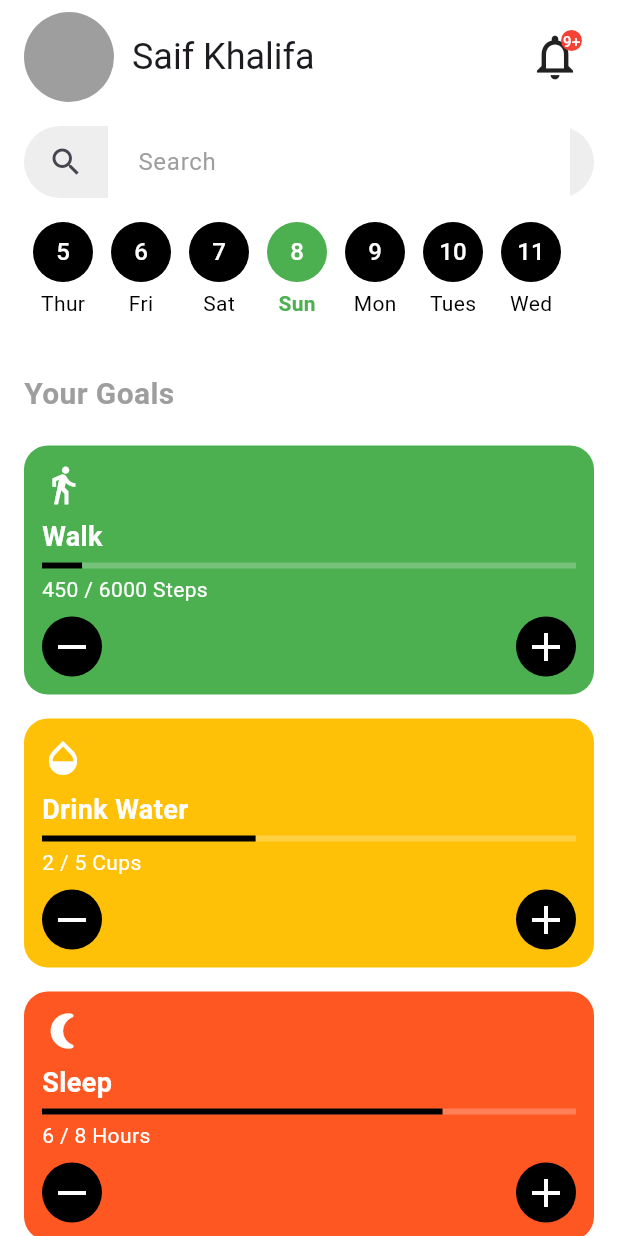
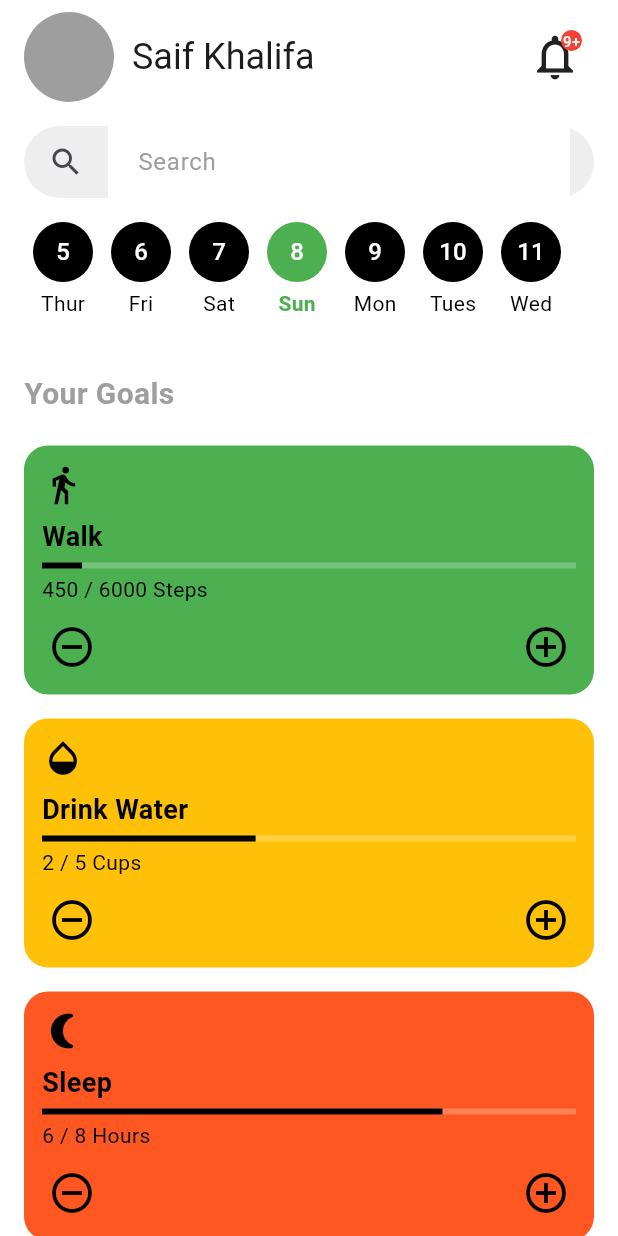
Before and after one commit to MomenRaddad/Mealy_App, a Flutter app: the HomeScreen screen opened directly, on a phone screen of 412 x 824 dp. Run offline on Flutter 3.47's test engine with Material 3 defaults, Android fonts, the phone set to English and light mode, and no system bars; drawn by our look-alikes of cached_network_image; our stand-ins replace cloud_firestore, firebase_core, firebase_storage, fl_chart, image_picker, persistent_bottom_nav_bar; accounts and stored records are empty; network calls fail.

Commit message:
feat: update GoalCard colors to improve visibility and consistency

```diff
--- a/lib/view/screens/user_screens/home/goal_card.dart
+++ b/lib/view/screens/user_screens/home/goal_card.dart
@@ -28,11 +28,11 @@ class GoalCard extends StatelessWidget {
       child: Column(
         crossAxisAlignment: CrossAxisAlignment.start,
         children: [
-          Icon(icon, color: Colors.white, size: 28),
+          Icon(icon, color: Colors.black, size: 28),
           const SizedBox(height: 8),
           Text(
             title,
-            style: const TextStyle(color: Colors.white, fontSize: 18, fontWeight: FontWeight.bold),
+            style: const TextStyle(color: Colors.black, fontSize: 18, fontWeight: FontWeight.bold),
           ),
           const SizedBox(height: 4),
           LinearProgressIndicator(
@@ -43,19 +43,19 @@ class GoalCard extends StatelessWidget {
           const SizedBox(height: 4),
           Text(
             progressText,
-            style: const TextStyle(color: Colors.white),
+            style: const TextStyle(color: Colors.black),
           ),
           const SizedBox(height: 8),
           Row(
             mainAxisAlignment: MainAxisAlignment.spaceBetween,
             children: const [
               CircleAvatar(
-                backgroundColor: Colors.black,
-                child: Icon(Icons.remove, color: Colors.white),
+                backgroundColor: Colors.transparent,
+                child: Icon(Icons.remove_circle_outline, color: Colors.black),
               ),
               CircleAvatar(
-                backgroundColor: Colors.black,
-                child: Icon(Icons.add, color: Colors.white),
+                backgroundColor: Colors.transparent,
+                child: Icon(Icons.add_circle_outline, color: Colors.black),
               ),
             ],
           )
```
